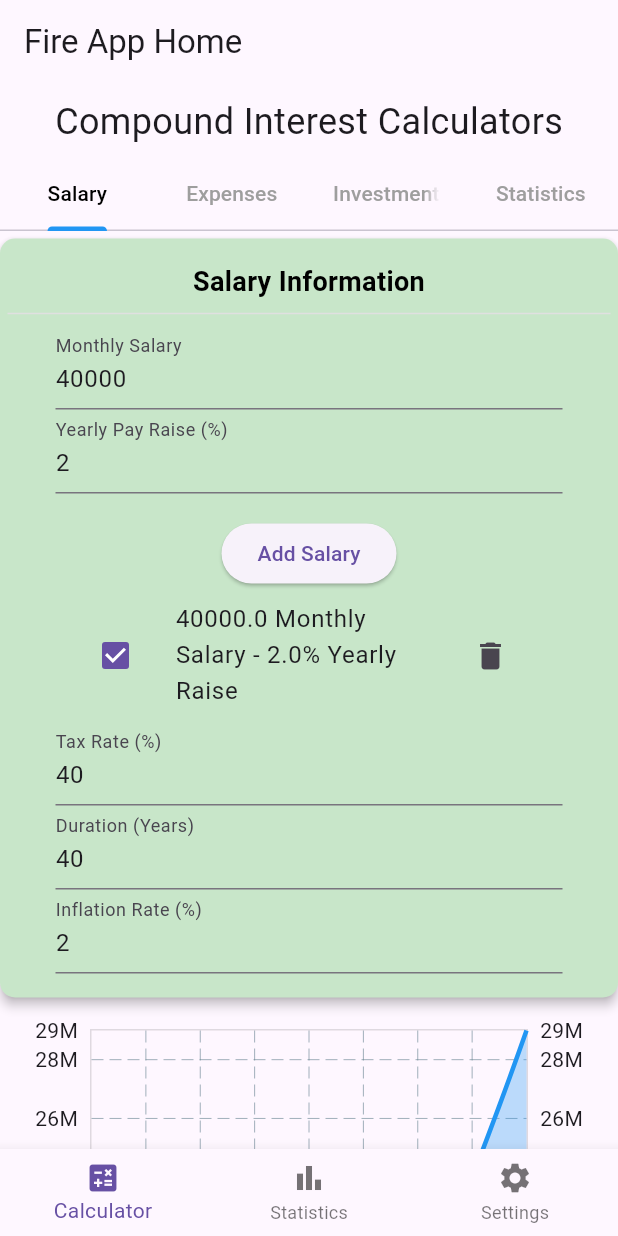
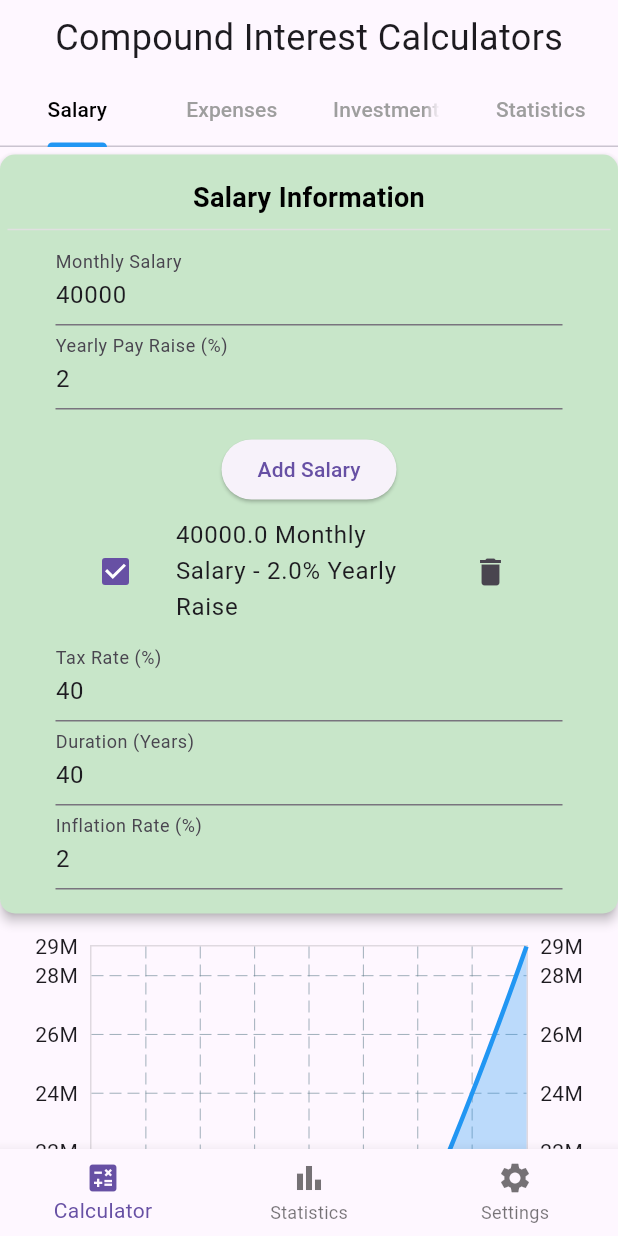
Before and after one commit to Gorm2303/fire-project, a Flutter app: the screen it shows after launch, after a tap on "Add Salary", on a phone screen of 412 x 824 dp. Run offline on Flutter 3.47's test engine with Material 3 defaults, Android fonts, the phone set to English and light mode, and no system bars; drawn by our look-alikes of fl_chart; our stand-ins replace data_table_2, shared_preferences; missing offline and left inert: flutter_math_fork.

Commit message:
Deleted the appbar

```diff
--- a/fire_app/lib/main.dart
+++ b/fire_app/lib/main.dart
@@ -1,7 +1,8 @@
 import 'package:flutter/material.dart';
 import 'screens/calculator_screen.dart';
 import 'screens/statistics_tab.dart';
-import 'screens/settings_tab.dart'; // Import the settings tab
+import 'screens/settings_tab.dart';
+import 'package:shared_preferences/shared_preferences.dart';
 
 void main() {
   runApp(const FireApp());
@@ -17,7 +18,25 @@ class FireApp extends StatefulWidget {
 class _FireAppState extends State<FireApp> {
   ThemeMode _themeMode = ThemeMode.light;
 
-  void toggleTheme(bool isDarkMode) {
+  @override
+  void initState() {
+    super.initState();
+    _loadThemeMode(); // Load theme mode on startup
+  }
+
+  // Save theme preference
+  void toggleTheme(bool isDarkMode) async {
+    final prefs = await SharedPreferences.getInstance();
+    setState(() {
+      _themeMode = isDarkMode ? ThemeMode.dark : ThemeMode.light;
+    });
+    await prefs.setBool('isDarkMode', isDarkMode);
+  }
+
+  // Load theme preference
+  void _loadThemeMode() async {
+    final prefs = await SharedPreferences.getInstance();
+    final isDarkMode = prefs.getBool('isDarkMode') ?? false;
     setState(() {
       _themeMode = isDarkMode ? ThemeMode.dark : ThemeMode.light;
     });
@@ -55,17 +74,15 @@ class _HomeScreenState extends State<HomeScreen> {
 
   @override
   Widget build(BuildContext context) {
-    // Move _pages into build to access widget.onThemeChanged
+    // Define the pages used in each tab
     List<Widget> pages = <Widget>[
       const CalculatorScreen(),
       const StatisticsTab(),
-      SettingsTab(onThemeChanged: widget.onThemeChanged), // Pass actual theme toggle
+      SettingsTab(onThemeChanged: widget.onThemeChanged), // Pass theme toggle to SettingsTab
     ];
 
     return Scaffold(
-      appBar: AppBar(
-        title: const Text('Fire App Home'),
-      ),
+      // Remove the appBar property entirely if not needed
       body: IndexedStack(
         index: _selectedIndex,
         children: pages,
--- a/fire_app/pubspec.yaml
+++ b/fire_app/pubspec.yaml
@@ -34,6 +34,7 @@ dependencies:
   data_table_2: ^2.5.15
   intl: ^0.19.0
   fl_chart: ^0.69.0
+  shared_preferences: ^2.3.2
 
   # The following adds the Cupertino Icons font to your application.
   # Use with the CupertinoIcons class for iOS style icons.
```
